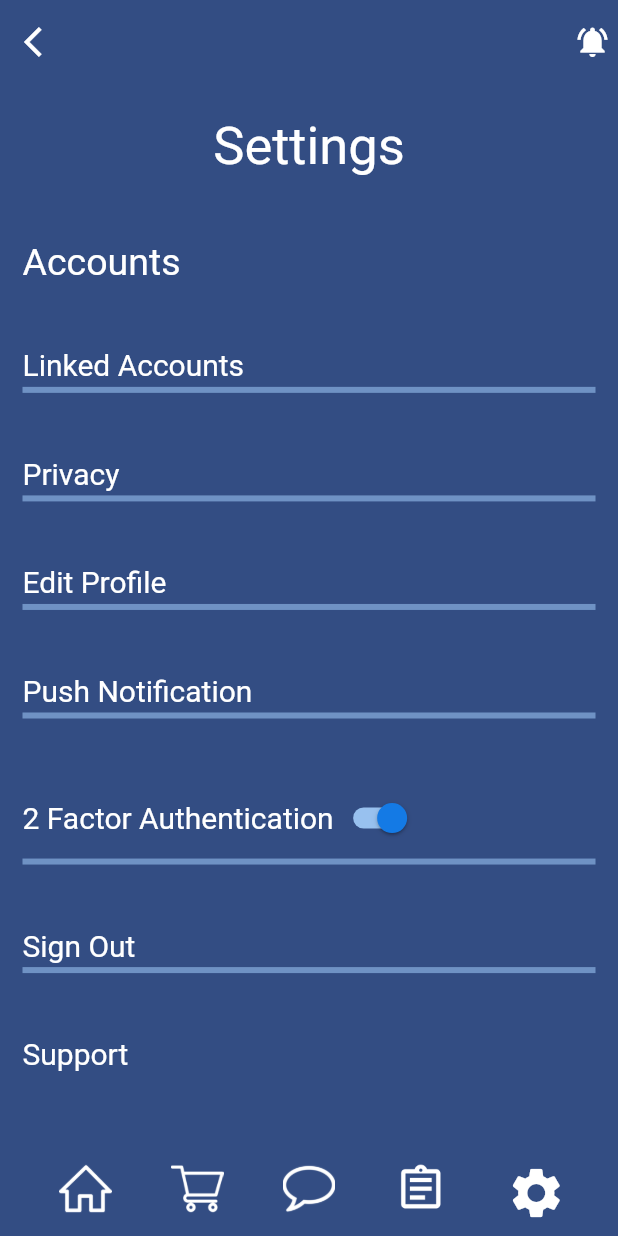
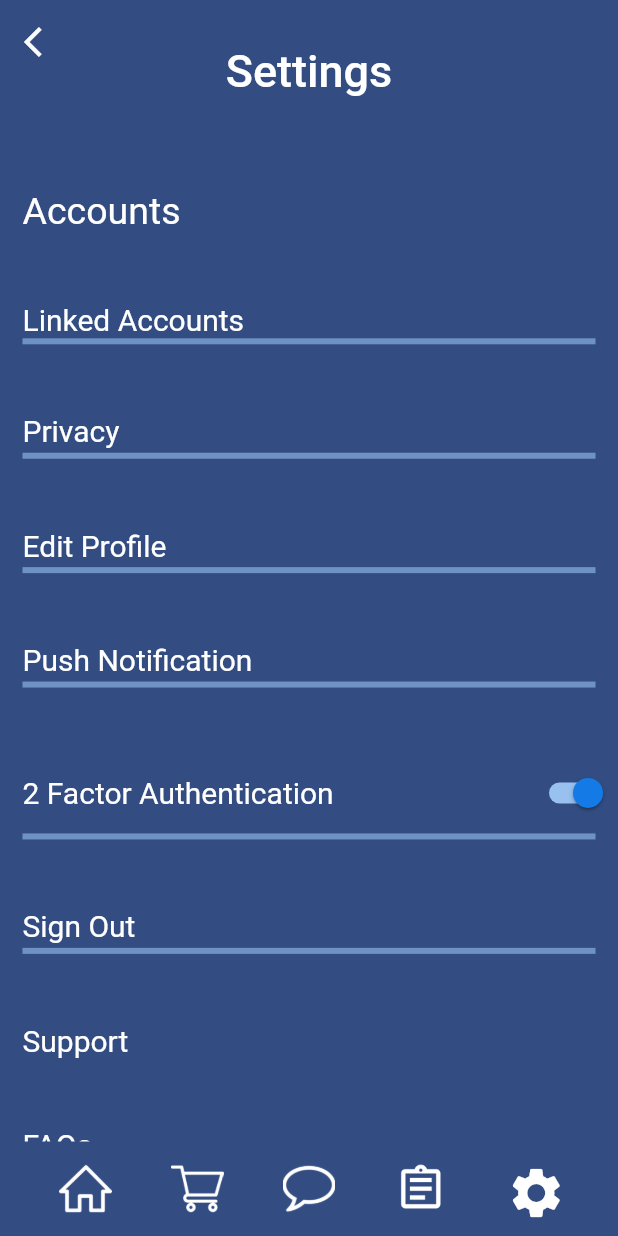
Before and after one commit to shubh-151410/buddytobuddy, a Flutter app: the Information screen opened directly, after a tap on the "settings" icon, on a phone screen of 412 x 824 dp. Run offline on Flutter 3.47's test engine with Material 2 defaults, Android fonts, the phone set to English and light mode, and no system bars; our stand-ins replace cached_network_image, cloud_firestore, firebase_auth, firebase_storage, fluttertoast, geolocator and 6 more; missing offline and left inert: flutter_facebook_login, flutter_pdfview, flutter_twitter_login; accounts and stored records are empty; project files that could hold a hidden picture were left out.

Commit message:
Fixing Chat issues

```diff
--- a/lib/SettingUi.dart
+++ b/lib/SettingUi.dart
@@ -1,18 +1,16 @@
 import 'dart:io';
 
-import 'package:BuddyToBody/profilescreen.dart';
 import 'package:firebase_auth/firebase_auth.dart';
 import 'package:flutter/cupertino.dart';
 import 'package:flutter/material.dart';
+import 'package:flutter/services.dart';
 import 'package:flutter/widgets.dart';
+import 'package:flutter_facebook_login/flutter_facebook_login.dart';
 import 'package:flutter_pdfview/flutter_pdfview.dart';
 import 'package:google_sign_in/google_sign_in.dart';
-import 'package:pdftron_flutter/pdftron_flutter.dart';
-import 'package:flutter_plugin_pdf_viewer/flutter_plugin_pdf_viewer.dart';
-import 'package:flutter/services.dart';
 import 'package:path_provider/path_provider.dart';
-import 'package:http/http.dart' as http;
 
+import './profilescreen.dart';
 import 'login.dart';
 
 class SettingScreen extends StatefulWidget {
@@ -25,6 +23,7 @@ class _SettingScreenState extends State<SettingScreen> {
   bool isLoading = false;
   String urlPDFPath = "";
   String assetPDFPath = "";
+  static final FacebookLogin facebookSignIn = new FacebookLogin();
 
   final GoogleSignIn googleSignIn = GoogleSignIn();
 
@@ -36,6 +35,7 @@ class _SettingScreenState extends State<SettingScreen> {
     await FirebaseAuth.instance.signOut();
     await googleSignIn.disconnect();
     await googleSignIn.signOut();
+    // await facebookSignIn.logOut();
 
     this.setState(() {
       isLoading = false;
@@ -49,8 +49,6 @@ class _SettingScreenState extends State<SettingScreen> {
   @override
   void initState() {
     super.initState();
-
-
 
     getFileFromAsset("assets/policy.pdf").then((f) {
       setState(() {
@@ -74,30 +72,10 @@ class _SettingScreenState extends State<SettingScreen> {
     }
   }
 
-
-
   @override
   Widget build(BuildContext context) {
     var divheight = MediaQuery.of(context).size.height;
     return Scaffold(
-        appBar: AppBar(
-          backgroundColor: Color(0xff334d83),
-          elevation: 0.0,
-          actions: <Widget>[
-            Row(
-              mainAxisAlignment: MainAxisAlignment.end,
-              children: <Widget>[
-                Container(
-                  padding: EdgeInsets.fromLTRB(5.0, 0, 5.0, 0),
-                  child: Icon(
-                    Icons.notifications_active,
-                  ),
-                )
-              ],
-            )
-          ],
-          leading: Icon(Icons.arrow_back_ios),
-        ),
         bottomNavigationBar: Container(
             child: Container(
           height: 63.0,
@@ -177,7 +155,31 @@ class _SettingScreenState extends State<SettingScreen> {
         )),
         body: Stack(
           children: <Widget>[
-            Center(
+            NestedScrollView(
+              headerSliverBuilder:
+                  (BuildContext context, bool innerBoxIsScrolled) {
+                return <Widget>[
+                  SliverAppBar(
+                    expandedHeight: 80.0,
+                    floating: false,
+                    pinned: true,
+                    leading: Icon(Icons.arrow_back_ios),
+                    centerTitle: true,
+                    backgroundColor: Color(0xff334d83),
+                    flexibleSpace: FlexibleSpaceBar(
+                      centerTitle: true,
+                      title: Text(
+                        "Settings",
+                        style: TextStyle(
+                          color: Colors.white,
+                          fontSize: 20.0,
+                        ),
+                      ),
+                    ),
+                  ),
+                ];
+              },
+              body: Center(
                   child: SingleChildScrollView(
                 // Optional
                 child: Container(
@@ -185,15 +187,8 @@ class _SettingScreenState extends State<SettingScreen> {
                     color: Color(0xff334d83),
                     child: Center(
                       child: Column(
-                      mainAxisAlignment: MainAxisAlignment.spaceAround,
+                        mainAxisAlignment: MainAxisAlignment.spaceEvenly,
                         children: <Widget>[
-                        Text(
-                          "Settings",
-                          style: TextStyle(
-                            fontSize: 35,
-                            color: Colors.white,
-                          ),
-                        ),
                           Padding(
                             padding: EdgeInsets.only(left: 15.0),
                             child: Align(
@@ -221,7 +216,7 @@ class _SettingScreenState extends State<SettingScreen> {
                               ),
                               Padding(
                                 padding: EdgeInsets.only(
-                                  left: 15.0, top: 3.0, right: 15.0),
+                                    left: 15.0, top: 1.0, right: 15.0),
                                 child: Container(
                                   decoration: BoxDecoration(
                                     border: Border(
@@ -286,7 +281,8 @@ class _SettingScreenState extends State<SettingScreen> {
                                         Navigator.push(
                                             context,
                                             MaterialPageRoute(
-                                              builder: (context) => Profile()));
+                                                builder: (context) =>
+                                                    Profile()));
                                       },
                                       child: Text(
                                         "Edit Profile",
@@ -342,11 +338,12 @@ class _SettingScreenState extends State<SettingScreen> {
                               ),
                             ],
                           ),
-
                           Column(
                             children: <Widget>[
                               Row(
-                              mainAxisAlignment: MainAxisAlignment.start,
+                                mainAxisAlignment:
+                                    MainAxisAlignment.spaceBetween,
+                                crossAxisAlignment: CrossAxisAlignment.center,
                                 //crossAxisAlignment: CrossAxisAlignment.end,
                                 children: <Widget>[
                                   Padding(
@@ -504,6 +501,7 @@ class _SettingScreenState extends State<SettingScreen> {
                       ),
                     )),
               )),
+            ),
             Positioned(
               child: isLoading
                   ? Container(
--- a/lib/mapScreen.dart
+++ b/lib/mapScreen.dart
@@ -8,6 +8,7 @@ import 'package:flutter/material.dart';
 import 'package:flutter/widgets.dart';
 import 'package:geolocator/geolocator.dart';
 import 'package:google_maps_flutter/google_maps_flutter.dart';
+import './schedule.dart';
 
 class Information extends StatefulWidget {
   @override
@@ -24,7 +25,7 @@ class _InformationState extends State<Information> {
 
   TextEditingController controllerAddress = TextEditingController();
   CollectionReference collectionReference =
-      Firestore.instance.collection('userdetails');
+      Firestore.instance.collection('users');
 
   double zoomCamera;
 
@@ -58,90 +59,10 @@ class _InformationState extends State<Information> {
   @override
   Widget build(BuildContext context) {
     return Scaffold(
-//        bottomNavigationBar: Container(
-//            child: Container(
-//          height: 63.0,
-//          decoration: new BoxDecoration(
-//              color: Colors.transparent,
-//              borderRadius: new BorderRadius.only(
-//                  topLeft: const Radius.circular(40.0),
-//                  topRight: const Radius.circular(40.0))),
-//          child: new Opacity(
-//              opacity: 0.8,
-//              child: Container(
-//                decoration: new BoxDecoration(
-//                    color: Color(0xff002064),
-//                    borderRadius: new BorderRadius.only(
-//                        topLeft: const Radius.circular(50.0),
-//                        topRight: const Radius.circular(50.0))),
-//                child: new Center(
-//                    child: Row(
-//                  mainAxisAlignment: MainAxisAlignment.spaceEvenly,
-//                  children: <Widget>[
-//                    // SizedBox(width: 22.0),
-//                    Container(
-//                      height: 35,
-//                      width: 35,
-//                      child: Image.asset(
-//                        "assets/images/Home.png",
-//                        color: Colors.white,
-//                      ),
-//                    ),
-//                    // SizedBox(width: 40.0),
-//                    Container(
-//                      height: 35,
-//                      width: 35,
-//                      child: Image.asset(
-//                        "assets/images/shopping-cart.png",
-//                        color: Colors.white,
-//                      ),
-//                    ),
-//                    //SizedBox(width: 40.0),
-//                    Container(
-//                      height: 35,
-//                      width: 35,
-//                      child: Image.asset(
-//                        "assets/images/Chat.png",
-//                        color: Colors.white.withOpacity(1.0),
-//                      ),
-//                    ),
-//                    // SizedBox(
-//                    //   width: 40,
-//                    // ),
-//                    Container(
-//                      height: 35,
-//                      width: 35,
-//                      child: Image.asset(
-//                        "assets/images/Schedule.png",
-//                        color: Colors.white,
-//                      ),
-//                    ),
-//                    //SizedBox(width: 50),
-//                    Container(
-//                        height: 35,
-//                        width: 35,
-//                        child: GestureDetector(
-//                          onTap: () {
-//                            Navigator.push(
-//                              context,
-//                              MaterialPageRoute(
-//                                  builder: (context) => SettingScreen()),
-//                            );
-//                          },
-//                          child: Icon(
-//                            Icons.settings,
-//                            color: Colors.white,
-//                            size: 40.0,
-//                          ),
-//                        ))
-//                  ],
-//                )),
-//              )),
-//        )),
         body: Stack(
       children: <Widget>[
         StreamBuilder<QuerySnapshot>(
-          stream: Firestore.instance.collection('userdetails').snapshots(),
+          stream: Firestore.instance.collection('users').snapshots(),
           builder:
               (BuildContext context, AsyncSnapshot<QuerySnapshot> snapshot) {
             if (snapshot.hasData) {
@@ -234,9 +155,18 @@ class _InformationState extends State<Information> {
                             Container(
                               height: 35,
                               width: 35,
+                              child: GestureDetector(
+                                onTap: (){
+                                  Navigator.push(
+                                        context,
+                                        MaterialPageRoute(
+                                            builder: (context) =>
+                                                ScheduleBuddy()));
+                                },
                                                               child: Image.asset(
                                   "assets/images/Chat.png",
                                   color: Colors.white.withOpacity(1.0),
+                                ),
                               ),
                             ),
                             // SizedBox(
@@ -245,11 +175,19 @@ class _InformationState extends State<Information> {
                             Container(
                                 height: 35,
                                 width: 35,
+                                child: GestureDetector(
+                                  onTap: () {
+                                    // Navigator.push(
+                                    //     context,
+                                    //     MaterialPageRoute(
+                                    //         builder: (context) =>
+                                    //             ScheduleBuddy()));
+                                  },
                                   child: Image.asset(
                                     "assets/images/Schedule.png",
                                     color: Colors.white,
                                   ),
-                            ),
+                                )),
                             //SizedBox(width: 50),
                             Container(
                                 height: 35,
@@ -290,11 +228,17 @@ class _InformationState extends State<Information> {
           mapToolbarEnabled: true,
           onMapCreated: (GoogleMapController controller) {
             _controller.complete(controller);
-            mapController.setMapStyle(
-                '[{"featureType": "all","stylers": [{ "color": "#C0C0C0" }]},{"featureType": "road.arterial","elementType": "geometry","stylers": [{ "color": "#CCFFFF" }]},{"featureType": "landscape","elementType": "labels","stylers": [{ "visibility": "off" }]}]');
           },
           markers: Set<Marker>.of(<Marker>[
+            Marker(
+                visible: true,
+                draggable: true,
+                markerId: MarkerId("1"),
+                position: LatLng(lattitude, langitude),
+                icon: BitmapDescriptor.defaultMarker),
             for (int i = 0; i < snapshot.data.documents.length; i++)
+              if (snapshot.data.documents[i]["lattitude"] != null &&
+                  snapshot.data.documents[i]["longitude"] != null)
                 Marker(
                   visible: true,
                   draggable: true,
@@ -302,7 +246,8 @@ class _InformationState extends State<Information> {
                   position: LatLng(
                       double.parse(snapshot.data.documents[i]["lattitude"]),
                       double.parse(snapshot.data.documents[i]["longitude"])),
-                icon: BitmapDescriptor.defaultMarker,
+                  icon: BitmapDescriptor.fromAsset(
+                      "assets/images/index_Recovered.png"),
                   onTap: () {
                     print(snapshot.data.documents[i]["About"]);
                     profileDialogInfo(
@@ -346,6 +291,7 @@ class customDialog extends StatefulWidget {
 class _customDialogState extends State<customDialog> {
   @override
   Widget build(BuildContext context) {
+
     return Dialog(
       shape: RoundedRectangleBorder(borderRadius: BorderRadius.circular(5.0)),
       elevation: 0.0,
@@ -355,8 +301,6 @@ class _customDialogState extends State<customDialog> {
   }
 
   Widget dialog(BuildContext context) {
-    print(customDialog.About);
-    print(customDialog.userName);
     return Container(
       height: 400,
       alignment: Alignment.topCenter,
@@ -408,12 +352,22 @@ class _customDialogState extends State<customDialog> {
                     )
             ],
           )),
-          Align(
+          (customDialog.userName != null)
+              ? Align(
                   alignment: Alignment.topCenter,
                   child: Container(
                     margin: EdgeInsets.only(top: 10, bottom: 10),
                     child: Text(
                       customDialog.userName,
+                      style: TextStyle(color: Colors.white, fontSize: 15),
+                    ),
+                  ))
+              : Align(
+                  alignment: Alignment.topCenter,
+                  child: Container(
+                    margin: EdgeInsets.only(top: 10, bottom: 10),
+                    child: Text(
+                      "EmptyName",
                       style: TextStyle(color: Colors.white, fontSize: 15),
                     ),
                   )),
@@ -445,22 +399,27 @@ class _customDialogState extends State<customDialog> {
                           SizedBox(
                             height: 10,
                           ),
-                          (customDialog.About != '')
+                          (customDialog.About != null)
                               ? Text(
                                   customDialog.About,
                                   style: TextStyle(
                                       color: Colors.white, fontSize: 15),
                                 )
-                              : Text("about")
-                        ],
+                              : Text(
+                                  "Please Enter About",
+                                  style: TextStyle(
+                                      color: Colors.white, fontSize: 15),
                                 )
                         ],
                       )
                     ],
                   ),
+                ],
+              ),
               decoration: BoxDecoration(
                 color: Color(0xff052e73),
-                  borderRadius: BorderRadius.circular(20.0)),
+                borderRadius: BorderRadius.circular(20.0),
+              ),
             ),
           )
         ],
--- a/lib/password.dart
+++ b/lib/password.dart
@@ -61,7 +61,7 @@ class _PasswordUiState extends State<PasswordUi> {
     if (_key.currentState.validate()) {
       _key.currentState.save();
       QuerySnapshot querySnapshot = await Firestore.instance
-          .collection("userdetails")
+          .collection("users")
           .where("name")
           .getDocuments();
       var list = querySnapshot.documents;
@@ -69,7 +69,7 @@ class _PasswordUiState extends State<PasswordUi> {
       for (int i = 0; i < querySnapshot.documents.length; i++) {
         if (email == list[i]["email"]) {
           await Firestore.instance
-              .collection('userdetails')
+              .collection('users')
               .document(querySnapshot.documents[i].documentID)
               .updateData(
                   {'password': password, 'confirmPassword': confirmpassword});
```
Also changed, not shown: lib/login.dart (+64 -42 lines), lib/profilescreen.dart (+7 -7 lines), lib/register_screen.dart (+45 -19 lines), pubspec.yaml (+40 -4 lines), pubspec.lock, 1 other file. Lines whose indentation alone changed are shown as unchanged.
